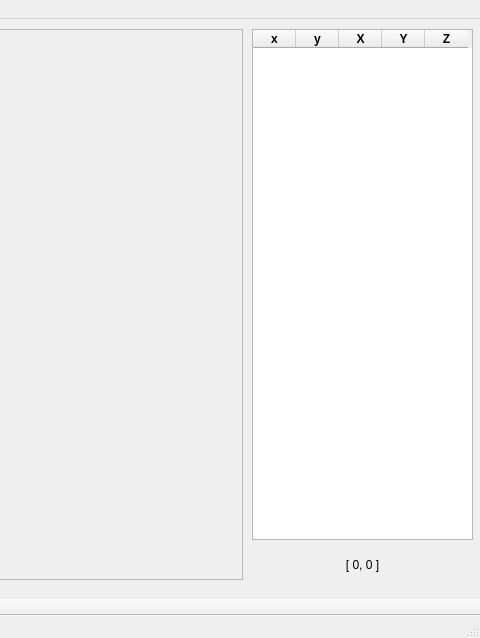
The window that Ferramentas/CameraMarker/forms/cameramarker.ui (mathbarc/multiview-futtracker) describes before a commit, drawn with Qt 5; both pictures show x 718 to 1198 and y 0 to 638 of the 1198 by 638 pixel window.
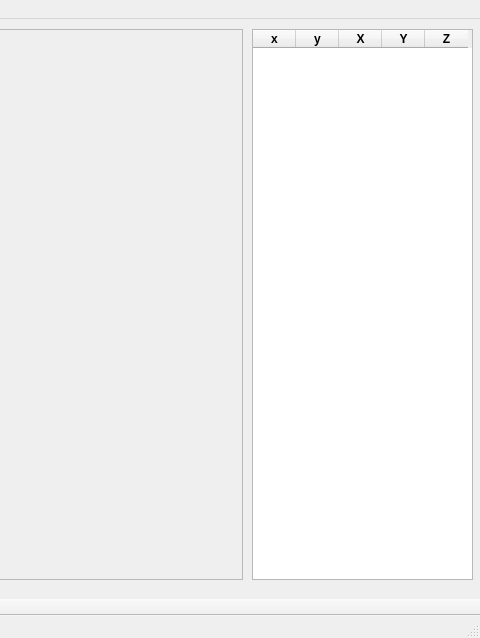
The same window after the commit. Icons and pictures are not drawn.

What changed in the file:
```diff
--- a/Ferramentas/CameraMarker/forms/cameramarker.ui
+++ b/Ferramentas/CameraMarker/forms/cameramarker.ui
@@ -164,7 +164,7 @@
       <x>970</x>
       <y>10</y>
       <width>221</width>
-      <height>511</height>
+      <height>551</height>
      </rect>
     </property>
     <property name="sizeAdjustPolicy">
@@ -229,22 +229,6 @@
      </property>
     </column>
    </widget>
-   <widget class="QLabel" name="label_2">
-    <property name="geometry">
-     <rect>
-      <x>970</x>
-      <y>530</y>
-      <width>221</width>
-      <height>31</height>
-     </rect>
-    </property>
-    <property name="text">
-     <string>[ 0, 0 ]</string>
-    </property>
-    <property name="alignment">
-     <set>Qt::AlignCenter</set>
-    </property>
-   </widget>
   </widget>
   <widget class="QMenuBar" name="menuBar">
    <property name="geometry">
```
Left out of the diff: 8 changed lines with no effect on the pictures.
